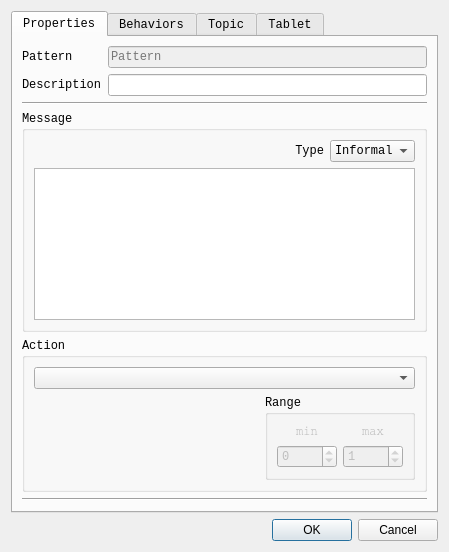
Qt form interaction_manager/ui/editblockdialog.ui (ES-TUDelft/robot-interaction-tool) before a commit.
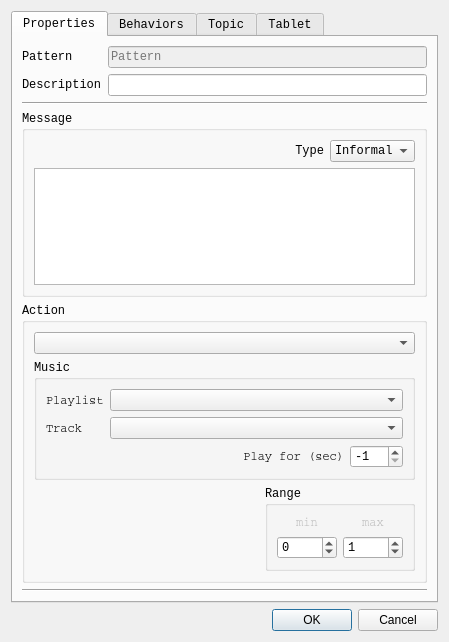
The same form after that commit.

```diff
--- a/interaction_manager/ui/editblockdialog.ui
+++ b/interaction_manager/ui/editblockdialog.ui
@@ -7,7 +7,7 @@
     <x>0</x>
     <y>0</y>
     <width>449</width>
-    <height>552</height>
+    <height>642</height>
    </rect>
   </property>
   <property name="sizePolicy">
@@ -51,7 +51,7 @@
       <attribute name="title">
        <string>Properties</string>
       </attribute>
-      <layout class="QGridLayout" name="gridLayout_18">
+      <layout class="QGridLayout" name="gridLayout_24">
        <item row="0" column="0">
         <layout class="QGridLayout" name="gridLayout_13">
          <item row="0" column="0">
@@ -112,7 +112,7 @@
             </item>
             <item row="1" column="0">
              <layout class="QGridLayout" name="gridLayout_12">
-              <item row="0" column="0">
+              <item row="1" column="0">
                <spacer name="horizontalSpacer_2">
                 <property name="orientation">
                  <enum>Qt::Horizontal</enum>
@@ -125,7 +125,7 @@
                 </property>
                </spacer>
               </item>
-              <item row="0" column="1">
+              <item row="1" column="1">
                <widget class="QGroupBox" name="rangeGroupBox">
                 <property name="title">
                  <string>Range</string>
@@ -134,7 +134,7 @@
                  <item row="1" column="0">
                   <widget class="QSpinBox" name="rangeMinSpinBox">
                    <property name="enabled">
-                    <bool>false</bool>
+                    <bool>true</bool>
                    </property>
                    <property name="minimum">
                     <number>-250</number>
@@ -147,7 +147,7 @@
                  <item row="1" column="1">
                   <widget class="QSpinBox" name="rangeMaxSpinBox">
                    <property name="enabled">
-                    <bool>false</bool>
+                    <bool>true</bool>
                    </property>
                    <property name="minimum">
                     <number>-249</number>
@@ -199,6 +199,92 @@
                 </layout>
                </widget>
               </item>
+              <item row="0" column="0" colspan="2">
+               <widget class="QGroupBox" name="musicGroupBox">
+                <property name="title">
+                 <string>Music</string>
+                </property>
+                <layout class="QGridLayout" name="gridLayout_23">
+                 <item row="0" column="0">
+                  <layout class="QGridLayout" name="gridLayout_18">
+                   <item row="2" column="2">
+                    <widget class="QSpinBox" name="playTimeSpinBox">
+                     <property name="sizePolicy">
+                      <sizepolicy hsizetype="Fixed" vsizetype="Preferred">
+                       <horstretch>0</horstretch>
+                       <verstretch>0</verstretch>
+                      </sizepolicy>
+                     </property>
+                     <property name="minimum">
+                      <number>-1</number>
+                     </property>
+                     <property name="maximum">
+                      <number>500</number>
+                     </property>
+                     <property name="singleStep">
+                      <number>5</number>
+                     </property>
+                     <property name="value">
+                      <number>-1</number>
+                     </property>
+                    </widget>
+                   </item>
+                   <item row="0" column="0">
+                    <widget class="QLabel" name="label_16">
+                     <property name="sizePolicy">
+                      <sizepolicy hsizetype="Fixed" vsizetype="Preferred">
+                       <horstretch>0</horstretch>
+                       <verstretch>0</verstretch>
+                      </sizepolicy>
+                     </property>
+                     <property name="font">
+                      <font>
+                       <family>Courier</family>
+                      </font>
+                     </property>
+                     <property name="text">
+                      <string>Playlist</string>
+                     </property>
+                    </widget>
+                   </item>
+                   <item row="1" column="0">
+                    <widget class="QLabel" name="label_22">
+                     <property name="font">
+                      <font>
+                       <family>Courier</family>
+                      </font>
+                     </property>
+                     <property name="text">
+                      <string>Track</string>
+                     </property>
+                    </widget>
+                   </item>
+                   <item row="0" column="1" colspan="2">
+                    <widget class="QComboBox" name="playlistComboBox"/>
+                   </item>
+                   <item row="1" column="1" colspan="2">
+                    <widget class="QComboBox" name="tracksComboBox"/>
+                   </item>
+                   <item row="2" column="0" colspan="2">
+                    <widget class="QLabel" name="label_23">
+                     <property name="font">
+                      <font>
+                       <family>Courier</family>
+                      </font>
+                     </property>
+                     <property name="text">
+                      <string>Play for (sec)</string>
+                     </property>
+                     <property name="alignment">
+                      <set>Qt::AlignRight|Qt::AlignTrailing|Qt::AlignVCenter</set>
+                     </property>
+                    </widget>
+                   </item>
+                  </layout>
+                 </item>
+                </layout>
+               </widget>
+              </item>
              </layout>
             </item>
            </layout>
```
